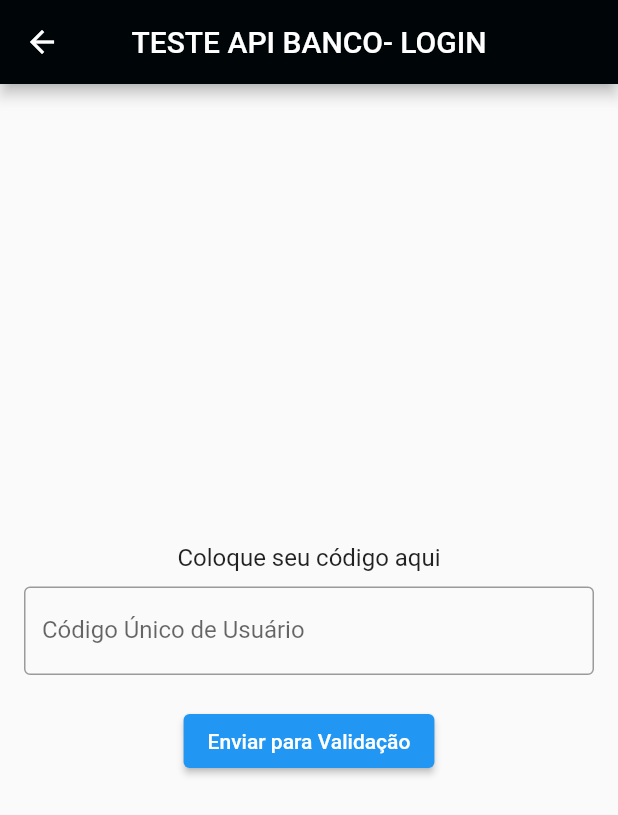
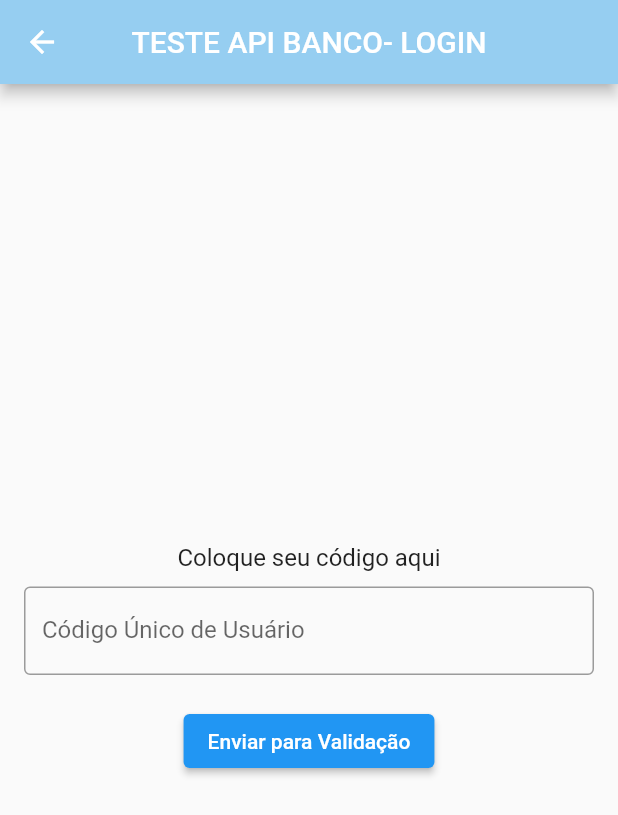
Before and after one commit to sidneyojr/testeapibanco, a Flutter app: the screen it shows after launch, after a tap on "Clique para inserir seu código", on a phone screen of 412 x 824 dp. Shown: the top 815 px of the screen. Run offline on Flutter 3.47's test engine with Material 2 defaults, Android fonts, the phone set to English and light mode, and no system bars.

```diff
--- a/lib/home.dart
+++ b/lib/home.dart
@@ -11,7 +11,7 @@ class Home extends StatelessWidget {
         centerTitle: true,
         title: const Text('TESTE API BANCO - INÍCIO'),
         backgroundColor:
-            Color.fromARGB(255, 0, 5, 8), // Manter a app bar no azul
+            Color.fromARGB(255, 150, 206, 241), // Manter a app bar no azul
       ),
       body: Center(
         child: Column(
--- a/lib/login.dart
+++ b/lib/login.dart
@@ -8,7 +8,7 @@ class Login extends StatelessWidget {
     return Scaffold(
       appBar: AppBar(
         title: Text('TESTE API BANCO- LOGIN'),
-        backgroundColor: Color.fromARGB(255, 0, 5, 8),
+        backgroundColor: Color.fromARGB(255, 150, 206, 241),
         centerTitle: true,
       ),
       body: Center(
```
